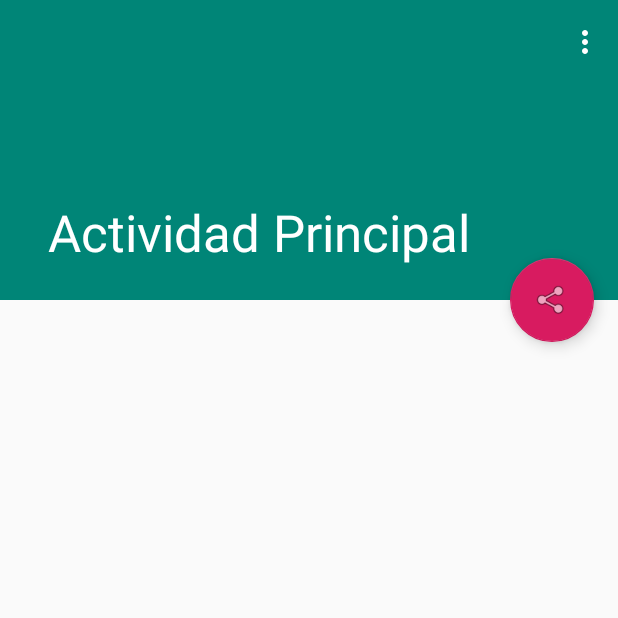
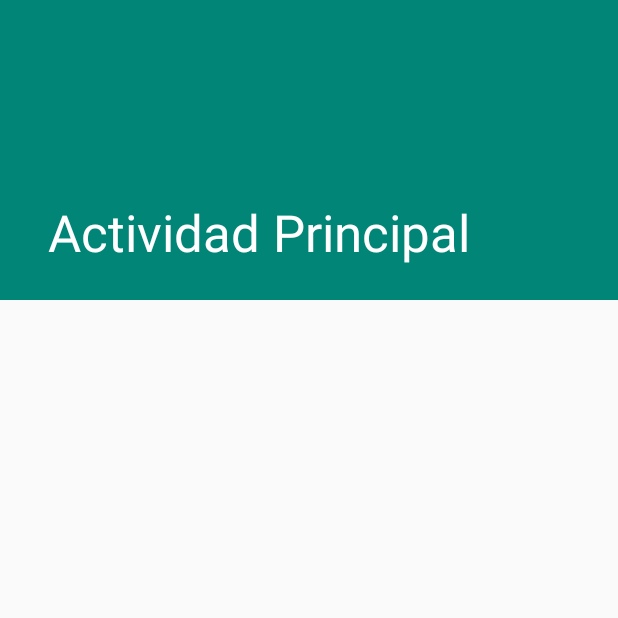
Before and after one commit to OscarXVI/ActividadPrincipal2, an Android app: the screen it shows after launch (MainActivity), on a phone screen of 412 x 824 dp, the top half of it. Run offline under Robolectric (Android 15) with nearby library versions, the phone set to English and light mode, and no system bars.

Commit message:
Se hizo la modificacion para que el boton sea animado y desaparezca pero solo que no cambie el diseño xml ya que perdi el original pero cumple la misma funcion

```diff
--- a/app/src/main/java/com/example/actividadprincipal/MainActivity.java
+++ b/app/src/main/java/com/example/actividadprincipal/MainActivity.java
@@ -1,13 +1,14 @@
 package com.example.actividadprincipal;
 
+import android.animation.Animator;
 import android.os.Bundle;
 import android.support.design.widget.FloatingActionButton;
 import android.support.design.widget.Snackbar;
 import android.support.v7.app.AppCompatActivity;
 import android.support.v7.widget.Toolbar;
 import android.view.View;
-import android.view.Menu;
-import android.view.MenuItem;
+import android.view.animation.AnimationUtils;
+import android.view.animation.Interpolator;
 
 public class MainActivity extends AppCompatActivity {
 
@@ -15,38 +16,55 @@ public class MainActivity extends AppCompatActivity {
     protected void onCreate(Bundle savedInstanceState) {
         super.onCreate(savedInstanceState);
         setContentView(R.layout.activity_main);
-        Toolbar toolbar = findViewById(R.id.detail_toolbar);
+        Toolbar toolbar = (Toolbar) findViewById(R.id.detail_toolbar);
         setSupportActionBar(toolbar);
 
-        FloatingActionButton fab = findViewById(R.id.fab);
+        final FloatingActionButton fab = (FloatingActionButton) findViewById(R.id.fab);
+        fab.setScaleX(0);
+        fab.setScaleY(0);
+
+        if (android.os.Build.VERSION.SDK_INT >= android.os.Build.VERSION_CODES.LOLLIPOP) {
+            final Interpolator interpolador = AnimationUtils.loadInterpolator(getBaseContext(),
+                    android.R.interpolator.fast_out_slow_in);
+
+            fab.animate()
+                    .scaleX(1)
+                    .scaleY(1)
+                    .setInterpolator(interpolador)
+                    .setDuration(600)
+                    .setStartDelay(1000)
+                    .setListener(new Animator.AnimatorListener() {
+                        @Override
+                        public void onAnimationStart(Animator animation) {
+
+                        }
+
+                        @Override
+                        public void onAnimationEnd(Animator animation) {
+                            fab.animate()
+                                    .scaleY(0)
+                                    .scaleX(0)
+                                    .setInterpolator(interpolador)
+                                    .setDuration(600)
+                                    .start();
+                        }
+
+                        @Override
+                        public void onAnimationCancel(Animator animation) {
+
+                        }
+
+                        @Override
+                        public void onAnimationRepeat(Animator animation) {
+
+                        }
+                    });
+        }
         fab.setOnClickListener(new View.OnClickListener() {
             @Override
             public void onClick(View view) {
-                Snackbar.make(view, "Se precionó el FAB", Snackbar.LENGTH_LONG)
-                        .setAction("Action", null).show();
+                Snackbar.make(view, "Se presionó el FAB", Snackbar.LENGTH_LONG).show();
             }
         });
     }
-
-    @Override
-    public boolean onCreateOptionsMenu(Menu menu) {
-        // Inflate the menu; this adds items to the action bar if it is present.
-        getMenuInflater().inflate(R.menu.menu_main, menu);
-        return true;
-    }
-
-    @Override
-    public boolean onOptionsItemSelected(MenuItem item) {
-        // Handle action bar item clicks here. The action bar will
-        // automatically handle clicks on the Home/Up button, so long
-        // as you specify a parent activity in AndroidManifest.xml.
-        int id = item.getItemId();
-
-        //noinspection SimplifiableIfStatement
-        if (id == R.id.action_settings) {
-            return true;
-        }
-
-        return super.onOptionsItemSelected(item);
-    }
 }
--- a/app/src/main/res/layout/activity_main.xml
+++ b/app/src/main/res/layout/activity_main.xml
@@ -45,7 +45,8 @@
         android:layout_height="wrap_content"
         android:layout_gravity="center_vertical|start"
         android:layout_margin="@dimen/fab_margin"
-        android:src="@android:drawable/ic_menu_share"
+        android:src="@android:drawable/ic_dialog_email"
+        app:backgroundTint="#009688"
         app:layout_anchor="@+id/contenedor_detalle_item"
         app:layout_anchorGravity="top|end" />
 
```
